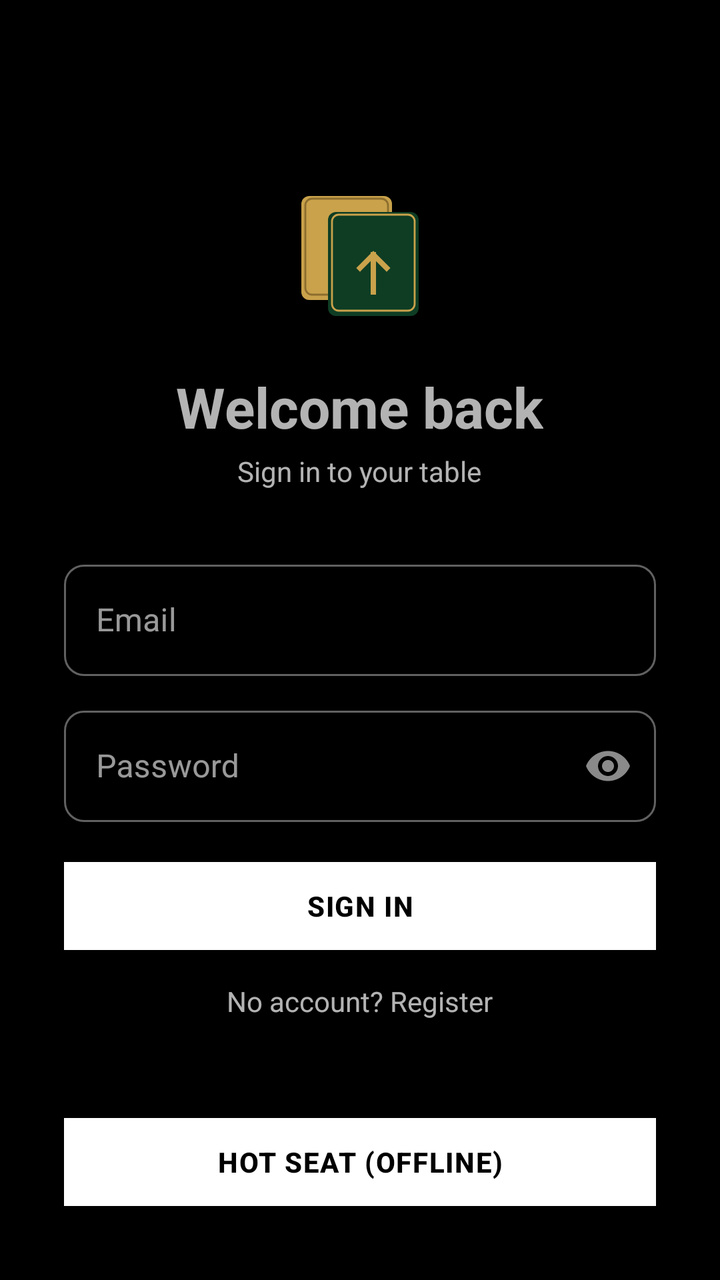
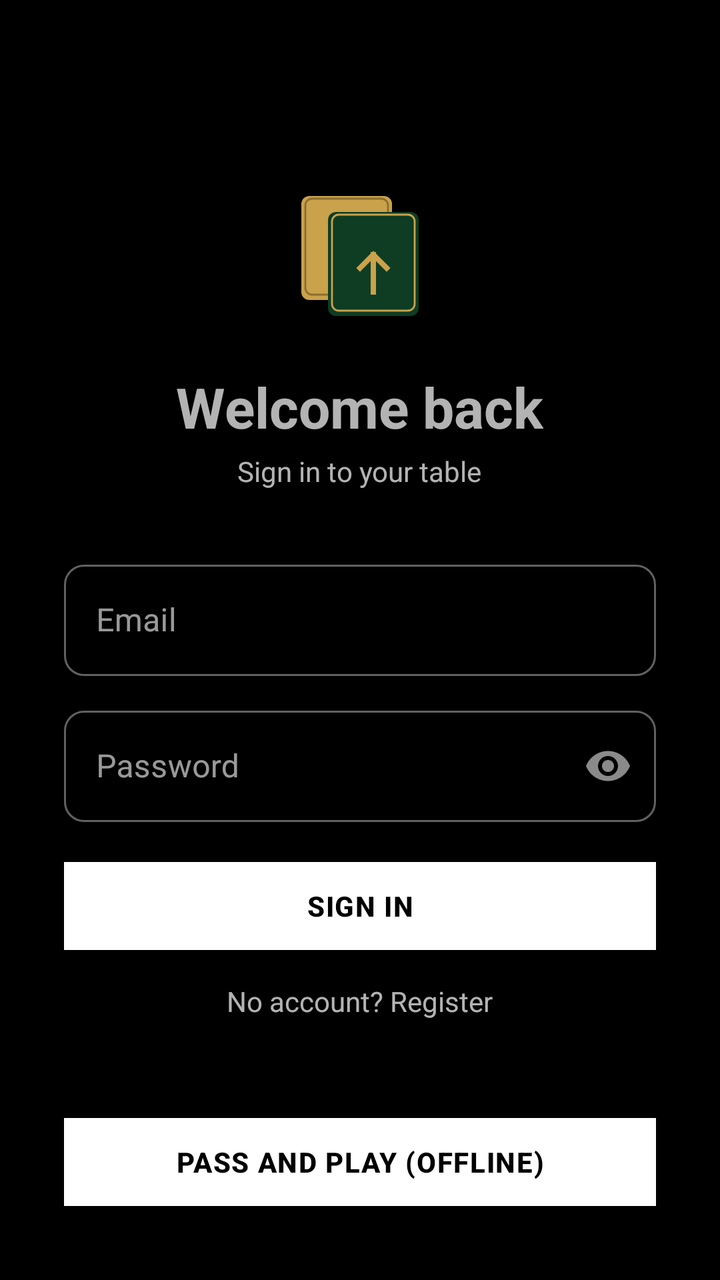

Screens rendered from an Android XML layout before and after an edit, with the pre-edit source and the edit as a unified diff.
<!-- AndroidManifest.xml: application theme Theme.CardClash.Dev -->
<!-- res/layout/activity_login.xml -->
<?xml version="1.0" encoding="utf-8"?>
<ScrollView xmlns:android="http://schemas.android.com/apk/res/android"
    xmlns:app="http://schemas.android.com/apk/res-auto"
    android:layout_width="match_parent"
    android:layout_height="match_parent"
    android:fillViewport="true">

    <LinearLayout
        android:layout_width="match_parent"
        android:layout_height="wrap_content"
        android:orientation="vertical"
        android:padding="32dp"
        android:gravity="center">

        <View android:layout_width="match_parent" android:layout_height="48dp" />

        <ImageView
            android:layout_width="80dp"
            android:layout_height="80dp"
            android:src="@drawable/ic_logo_cardclash" />

        <TextView
            android:id="@+id/tvWelcome"
            android:layout_width="wrap_content"
            android:layout_height="wrap_content"
            android:text="Welcome back"
            android:textSize="28sp"
            android:textStyle="bold"
            android:layout_marginTop="20dp" />

        <TextView
            android:id="@+id/tvSubtitle"
            android:layout_width="wrap_content"
            android:layout_height="wrap_content"
            android:text="Sign in to your table"
            android:textSize="14sp"
            android:layout_marginTop="4dp"
            android:layout_marginBottom="32dp" />

        <com.google.android.material.textfield.TextInputLayout
            android:id="@+id/tilEmail"
            style="@style/CC.Input"
            android:layout_width="match_parent"
            android:layout_height="wrap_content"
            android:hint="Email"
            android:layout_marginBottom="12dp">
            <com.google.android.material.textfield.TextInputEditText
                android:id="@+id/etEmail"
                android:layout_width="match_parent"
                android:layout_height="wrap_content"
                android:inputType="textEmailAddress" />
        </com.google.android.material.textfield.TextInputLayout>

        <com.google.android.material.textfield.TextInputLayout
            android:id="@+id/tilPassword"
            style="@style/CC.Input"
            android:layout_width="match_parent"
            android:layout_height="wrap_content"
            android:hint="Password"
            app:passwordToggleEnabled="true"
            android:layout_marginBottom="20dp">
            <com.google.android.material.textfield.TextInputEditText
                android:id="@+id/etPassword"
                android:layout_width="match_parent"
                android:layout_height="wrap_content"
                android:inputType="textPassword" />
        </com.google.android.material.textfield.TextInputLayout>

        <Button
            android:id="@+id/btnLogin"
            android:layout_width="match_parent"
            android:layout_height="wrap_content"
            android:text="SIGN IN" />

        <TextView
            android:id="@+id/tvRegister"
            android:layout_width="wrap_content"
            android:layout_height="wrap_content"
            android:text="No account? Register"
            android:padding="16dp" />

        <View
            android:id="@+id/divider"
            android:layout_width="match_parent"
            android:layout_height="1dp"
            android:layout_marginTop="16dp"
            android:layout_marginBottom="16dp" />

        <Button
            android:id="@+id/btnHotSeat"
            android:layout_width="match_parent"
            android:layout_height="wrap_content"
            android:text="HOT SEAT (OFFLINE)" />

    </LinearLayout>
</ScrollView>
<!-- resources referenced by this layout -->
<resources>
  <style name="CC.Input" parent="Widget.MaterialComponents.TextInputLayout.OutlinedBox">
          <item name="boxCornerRadiusTopStart">10dp</item>
          <item name="boxCornerRadiusTopEnd">10dp</item>
          <item name="boxCornerRadiusBottomStart">10dp</item>
          <item name="boxCornerRadiusBottomEnd">10dp</item>
      </style>
  <color name="dev_text_primary">#FFFFFF</color>
  <color name="dev_background">#000000</color>
  <color name="dev_surface">#111111</color>
  <color name="dev_text_secondary">#B0B0B0</color>
  <color name="dev_text_hint">#666666</color>
  <style name="CC.Button.Dev" parent="Widget.MaterialComponents.Button">
          <item name="backgroundTint">@null</item>
          <item name="android:background">@drawable/bg_btn_primary_dev</item>
          <item name="android:textColor">@color/dev_btn_text</item>
          <item name="cornerRadius">0dp</item>
          <item name="android:fontFamily">sans-serif-medium</item>
          <item name="android:letterSpacing">0.04</item>
          <item name="android:textAllCaps">false</item>
          <item name="android:textStyle">bold</item>
          <item name="android:textSize">14sp</item>
          <item name="android:minHeight">44dp</item>
          <item name="android:minWidth">72dp</item>
          <item name="android:paddingLeft">14dp</item>
          <item name="android:paddingRight">14dp</item>
          <item name="elevation">0dp</item>
          <item name="rippleColor">@color/dev_pressed</item>
      </style>
  <style name="CC.Switch.Dev" parent="Widget.AppCompat.CompoundButton.Switch">
          <item name="android:thumbTint">@color/dev_text_primary</item>
          <item name="android:trackTint">@color/dev_surface_elev</item>
      </style>
  <!-- drawable bg_btn_primary_dev (drawable) -->
  <?xml version="1.0" encoding="utf-8"?>
  <selector xmlns:android="http://schemas.android.com/apk/res/android">
      <item android:state_enabled="false">
          <shape android:shape="rectangle">
              <solid android:color="@color/dev_disabled_bg" />
              <stroke android:width="2dp" android:color="@color/dev_disabled_text" />
              <corners android:radius="0dp" />
          </shape>
      </item>
      <item android:state_pressed="true">
          <shape android:shape="rectangle">
              <solid android:color="@color/dev_pressed" />
              <stroke android:width="2dp" android:color="@color/dev_text_primary" />
              <corners android:radius="0dp" />
          </shape>
      </item>
      <item>
          <shape android:shape="rectangle">
              <solid android:color="@color/dev_text_primary" />
              <stroke android:width="2dp" android:color="@color/dev_text_primary" />
              <corners android:radius="0dp" />
          </shape>
      </item>
  </selector>
  <color name="dev_pressed">#444444</color>
  <color name="dev_surface_elev">#1F1F1F</color>
  <color name="dev_disabled_bg">#222222</color>
  <color name="dev_disabled_text">#555555</color>
  <!-- unchanged entries left out for length: 2 -->
</resources>

<!-- the commit's change to res/layout/activity_login.xml (unified diff, before → after) -->
@@ -90,7 +90,7 @@
             android:id="@+id/btnHotSeat"
             android:layout_width="match_parent"
             android:layout_height="wrap_content"
-            android:text="HOT SEAT (OFFLINE)" />
+            android:text="PASS AND PLAY (OFFLINE)" />
 
     </LinearLayout>
 </ScrollView>
